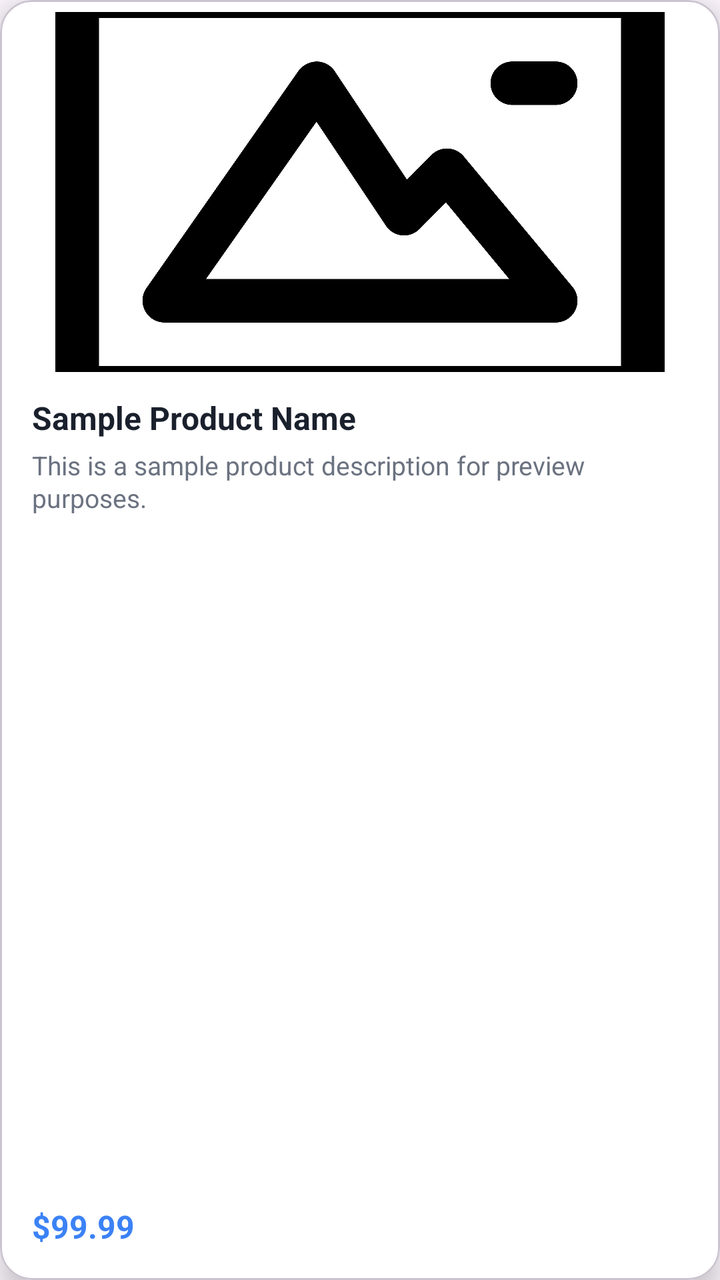
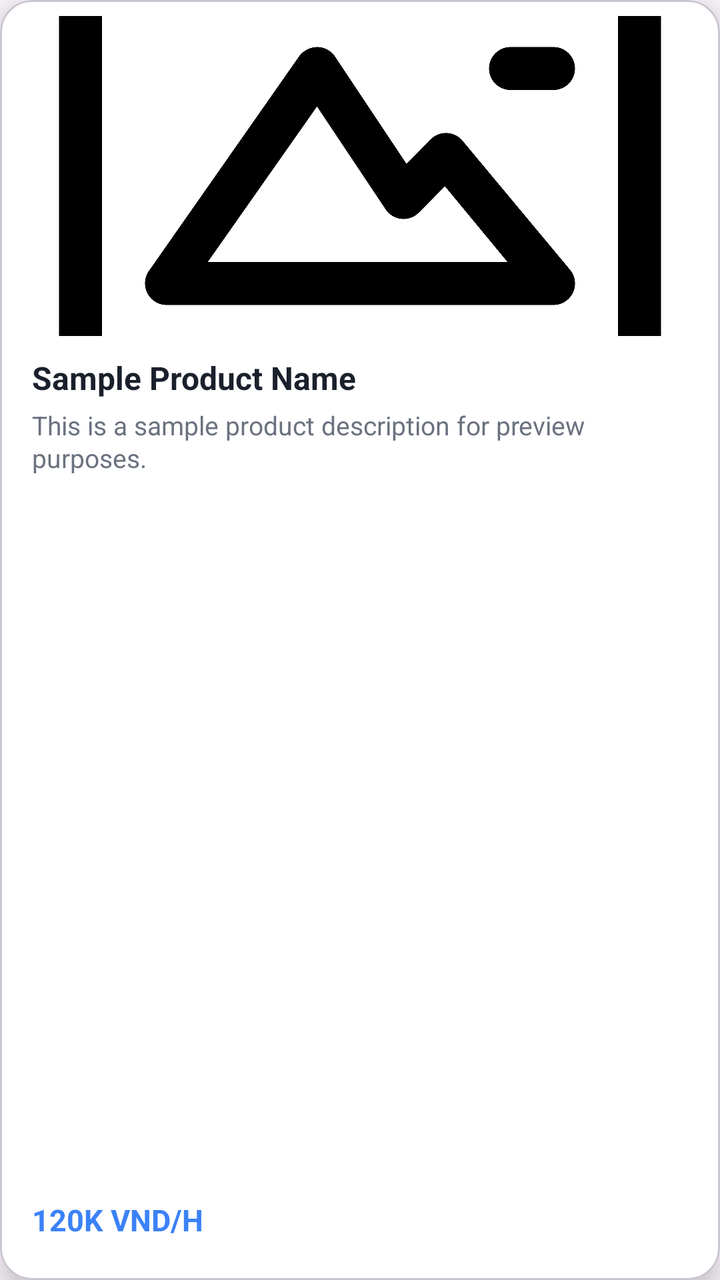

Compare the two renders of this Android layout. The source of the first and the diff that turns it into the second are given below.
<!-- AndroidManifest.xml: application theme Theme.LabBooking -->
<!-- res/layout/item_product.xml -->
<?xml version="1.0" encoding="utf-8"?>
<com.google.android.material.card.MaterialCardView
    xmlns:android="http://schemas.android.com/apk/res/android"
    xmlns:app="http://schemas.android.com/apk/res-auto"
    xmlns:tools="http://schemas.android.com/tools"
    android:layout_width="280dp"
    android:layout_height="match_parent"
    app:cardCornerRadius="16dp"
    app:cardElevation="8dp"
    app:cardBackgroundColor="@android:color/white"
    android:layout_marginBottom="8dp"
    android:layout_marginTop="4dp"
    android:layout_marginHorizontal="10dp">

    <androidx.constraintlayout.widget.ConstraintLayout
        android:layout_width="match_parent"
        android:layout_height="match_parent"
        android:orientation="vertical">

        <com.google.android.material.imageview.ShapeableImageView
            android:id="@+id/image_product"
            android:layout_width="match_parent"
            android:layout_height="180dp"
            android:scaleType="centerCrop"
            android:src="@drawable/image_not_found"
            app:shapeAppearanceOverlay="@style/RoundedCorners"
            tools:ignore="ContentDescription"
            app:layout_constraintStart_toStartOf="parent"
            app:layout_constraintTop_toTopOf="parent"
            android:layout_margin="6dp" />

        <TextView
            android:layout_marginTop="12dp"
            android:paddingStart="16dp"
            android:paddingEnd="16dp"
            android:id="@+id/tv_product_name"
            android:layout_width="0dp"
            android:layout_height="wrap_content"
            android:text="Sample Product Name"
            android:textStyle="bold"
            android:textSize="16sp"
            android:textColor="#1A202C"
            android:maxLines="1"
            android:ellipsize="end"
            app:layout_constraintTop_toBottomOf="@+id/image_product"
            app:layout_constraintStart_toStartOf="parent"
            app:layout_constraintEnd_toEndOf="parent" />

        <TextView
            android:paddingStart="16dp"
            android:paddingEnd="16dp"
            android:id="@+id/tv_product_description"
            android:layout_width="0dp"
            android:layout_height="wrap_content"
            android:text="This is a sample product description for preview purposes."
            android:textSize="13sp"
            android:textColor="#6B7280"
            android:layout_marginTop="4dp"
            android:maxLines="2"
            android:ellipsize="end"
            android:lineSpacingExtra="1dp"
            app:layout_constraintTop_toBottomOf="@+id/tv_product_name"
            app:layout_constraintStart_toStartOf="parent"
            app:layout_constraintEnd_toEndOf="parent" />

        <TextView
            app:layout_constraintBottom_toBottomOf="parent"
            app:layout_constraintStart_toStartOf="parent"
            android:id="@+id/tv_product_price"
            android:layout_width="wrap_content"
            android:layout_height="wrap_content"
            android:layout_marginBottom="16dp"
            android:paddingStart="16dp"
            android:text="$99.99"
            android:textColor="#3B82F6"
            android:textSize="16sp"
            android:textStyle="bold" />

    </androidx.constraintlayout.widget.ConstraintLayout>
</com.google.android.material.card.MaterialCardView>
<!-- resources referenced by this layout -->
<resources>
  <!-- drawable image_not_found: png bitmap (drawable, 131702 bytes) -->
  <style name="RoundedCorners">
          <item name="cornerFamily">rounded</item>
          <item name="cornerSize">12dp</item>
      </style>
  <style name="Theme.LabBooking" parent="Base.Theme.LabBooking" />
  <style name="Base.Theme.LabBooking" parent="Theme.Material3.DayNight.NoActionBar">
          
          <item name="colorPrimary">@color/main_900</item>
          <item name="android:statusBarColor">@color/main_900</item>
      </style>
  <color name="main_900">#1c375b</color>
</resources>

<!-- the commit's change to res/layout/item_product.xml (unified diff, before → after) -->
@@ -3,7 +3,7 @@
     xmlns:android="http://schemas.android.com/apk/res/android"
     xmlns:app="http://schemas.android.com/apk/res-auto"
     xmlns:tools="http://schemas.android.com/tools"
-    android:layout_width="280dp"
+    android:layout_width="300dp"
     android:layout_height="match_parent"
     app:cardCornerRadius="16dp"
     app:cardElevation="8dp"
@@ -15,24 +15,22 @@
     <androidx.constraintlayout.widget.ConstraintLayout
         android:layout_width="match_parent"
         android:layout_height="match_parent"
-        android:orientation="vertical">
+        android:padding="8dp">
 
         <com.google.android.material.imageview.ShapeableImageView
             android:id="@+id/image_product"
-            android:layout_width="match_parent"
-            android:layout_height="180dp"
+            android:layout_width="0dp"
+            android:layout_height="160dp"
             android:scaleType="centerCrop"
             android:src="@drawable/image_not_found"
             app:shapeAppearanceOverlay="@style/RoundedCorners"
             tools:ignore="ContentDescription"
             app:layout_constraintStart_toStartOf="parent"
-            app:layout_constraintTop_toTopOf="parent"
-            android:layout_margin="6dp" />
+            app:layout_constraintEnd_toEndOf="parent"
+            app:layout_constraintTop_toTopOf="parent" />
 
+        
         <TextView
-            android:layout_marginTop="12dp"
-            android:paddingStart="16dp"
-            android:paddingEnd="16dp"
             android:id="@+id/tv_product_name"
             android:layout_width="0dp"
             android:layout_height="wrap_content"
@@ -42,39 +40,51 @@
             android:textColor="#1A202C"
             android:maxLines="1"
             android:ellipsize="end"
+            android:paddingStart="8dp"
+            android:paddingEnd="8dp"
+            android:layout_marginTop="10dp"
             app:layout_constraintTop_toBottomOf="@+id/image_product"
             app:layout_constraintStart_toStartOf="parent"
             app:layout_constraintEnd_toEndOf="parent" />
 
+        
         <TextView
-            android:paddingStart="16dp"
-            android:paddingEnd="16dp"
             android:id="@+id/tv_product_description"
             android:layout_width="0dp"
             android:layout_height="wrap_content"
             android:text="This is a sample product description for preview purposes."
             android:textSize="13sp"
             android:textColor="#6B7280"
-            android:layout_marginTop="4dp"
             android:maxLines="2"
             android:ellipsize="end"
             android:lineSpacingExtra="1dp"
+            android:paddingStart="8dp"
+            android:paddingEnd="8dp"
+            android:layout_marginTop="4dp"
             app:layout_constraintTop_toBottomOf="@+id/tv_product_name"
             app:layout_constraintStart_toStartOf="parent"
             app:layout_constraintEnd_toEndOf="parent" />
 
+        
         <TextView
+            android:id="@+id/tv_product_price"
+            android:layout_width="0dp"
+            android:layout_height="wrap_content"
+            android:text="120K VND/H"
+            android:textColor="#3B82F6"
+            android:textSize="15sp"
+            android:textStyle="bold"
+            android:maxLines="1"
+            android:ellipsize="end"
+            android:paddingStart="8dp"
+            android:paddingEnd="8dp"
+            android:layout_marginTop="8dp"
+            android:layout_marginBottom="12dp"
+            app:layout_constraintTop_toBottomOf="@+id/tv_product_description"
             app:layout_constraintBottom_toBottomOf="parent"
             app:layout_constraintStart_toStartOf="parent"
-            android:id="@+id/tv_product_price"
-            android:layout_width="wrap_content"
-            android:layout_height="wrap_content"
-            android:layout_marginBottom="16dp"
-            android:paddingStart="16dp"
-            android:text="$99.99"
-            android:textColor="#3B82F6"
-            android:textSize="16sp"
-            android:textStyle="bold" />
+            app:layout_constraintEnd_toEndOf="parent"
+            app:layout_constraintVertical_bias="1.0" />
 
     </androidx.constraintlayout.widget.ConstraintLayout>
 </com.google.android.material.card.MaterialCardView>
